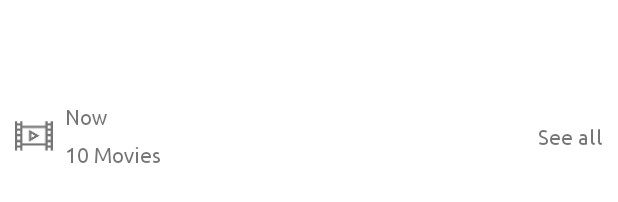
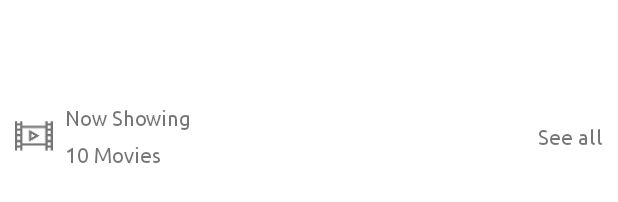
Before and after one commit to thawdezin/Roteshin, an Android app: the layout now_showing.xml on its own in the app's theme, with its tools: preview values and no code run, on a phone screen of 412 x 824 dp. Shown: the part 476-678 px from the top of the screen. Run offline under Robolectric (Android 15) with nearby library versions, the phone set to English and light mode, and no system bars.

Commit message:
fix now_showing layout_width and replace see_all TextView with Material button

```diff
--- a/app/src/main/res/layout/now_showing.xml
+++ b/app/src/main/res/layout/now_showing.xml
@@ -39,8 +39,8 @@
 
     <com.google.android.material.textview.MaterialTextView
         android:id="@+id/tvNowShowing"
-        android:layout_width="82dp"
-        android:layout_height="17dp"
+        android:layout_width="wrap_content"
+        android:layout_height="wrap_content"
         android:layout_marginStart="8dp"
         android:layout_marginTop="8dp"
         android:layout_weight="1"
```
Also changed, not shown: app/src/main/res/layout/upcoming_movie.xml (+11 -1 lines).
